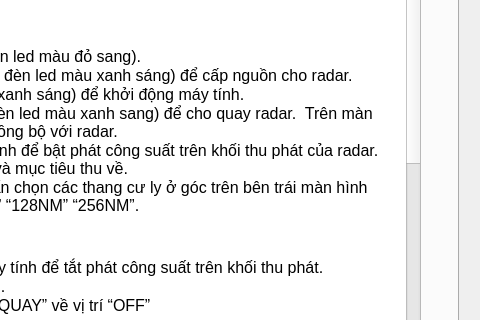
Qt form QT_Peter/dialogdocumentation.ui (kimphg/LT_peter) before a commit; both pictures show x 352 to 832 and y 117 to 437 of the 832 by 642 pixel window.
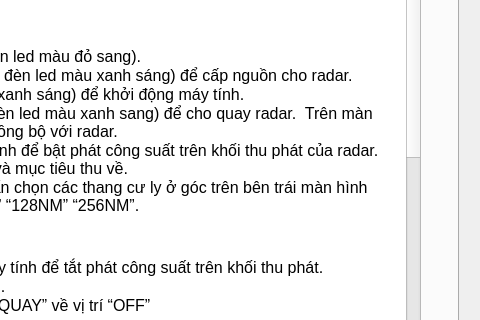
The same form after that commit.

```diff
--- a/QT_Peter/dialogdocumentation.ui
+++ b/QT_Peter/dialogdocumentation.ui
@@ -86,6 +86,7 @@
 &lt;ul style=&quot;margin-top: 0px; margin-bottom: 0px; margin-left: 0px; margin-right: 0px; -qt-list-indent: 1;&quot;&gt;&lt;li style=&quot; font-size:12pt;&quot; style=&quot; margin-top:0px; margin-bottom:0px; margin-left:0px; margin-right:0px; -qt-block-indent:0; text-indent:0px;&quot;&gt;Vào mục &lt;span style=&quot; font-weight:600;&quot;&gt;“Hiển thị” &lt;/span&gt;của menu phía trên bên phải màn hình để thay đổi các chế độ hiển thị. Các chức năng chính của mục hiển thị được điều chỉnh bằng các nút sau: &lt;/li&gt;
 &lt;li style=&quot; font-size:12pt;&quot; style=&quot; margin-top:0px; margin-bottom:0px; margin-left:0px; margin-right:0px; -qt-block-indent:0; text-indent:0px;&quot;&gt;Nút &lt;span style=&quot; font-weight:600;&quot;&gt;“Lọc tạp”&lt;/span&gt; để bật/tắt chế độ hiển thị cả nền tạp tín hiệu. &lt;/li&gt;
 &lt;li style=&quot; font-size:12pt;&quot; style=&quot; margin-top:0px; margin-bottom:0px; margin-left:0px; margin-right:0px; -qt-block-indent:0; text-indent:0px;&quot;&gt;Nút &lt;span style=&quot; font-weight:600;&quot;&gt;“Hiện vết”&lt;/span&gt; để bật tắt vết chuyển động. &lt;/li&gt;
+&lt;li style=&quot; font-size:12pt;&quot; style=&quot; margin-top:0px; margin-bottom:0px; margin-left:0px; margin-right:0px; -qt-block-indent:0; text-indent:0px;&quot;&gt;&lt;span style=&quot; font-weight:600;&quot;&gt;Phóng to (Zoom):&lt;/span&gt; trỏ chuột vào vị trí cần phóng to, nhấn nút &lt;span style=&quot; font-weight:600;&quot;&gt;&amp;quot;Space&amp;quot; &lt;/span&gt;đặt cửa sổ phóng to vào vị trí đã chọn&lt;/li&gt;
 &lt;li style=&quot; font-size:12pt;&quot; style=&quot; margin-top:0px; margin-bottom:0px; margin-left:0px; margin-right:0px; -qt-block-indent:0; text-indent:0px;&quot;&gt;Nút &lt;span style=&quot; font-weight:600;&quot;&gt;“Xóa vết&lt;/span&gt;” để xóa các vết cũ của mục tiêu và thiết lập lưu vết lại từ đầu. &lt;/li&gt;
 &lt;li style=&quot; font-size:12pt;&quot; style=&quot; margin-top:0px; margin-bottom:0px; margin-left:0px; margin-right:0px; -qt-block-indent:0; text-indent:0px;&quot;&gt;Mục bản đồ số để thay đổi cài đặt nền bản đồ. &lt;/li&gt;
 &lt;li style=&quot; font-size:12pt;&quot; style=&quot; margin-top:0px; margin-bottom:12px; margin-left:0px; margin-right:0px; -qt-block-indent:0; text-indent:0px;&quot;&gt;Mục thang màu để chọn màu hiện sóng, có 3 chế độ hiện sóng: (1) thang biên độ để hiện màu sắc theo biên độ tín hiệu, màu sắc từ xanh lá đến đỏ theo thứ tự yếu đến mạnh; (2) thang đơn sắc hiển thị tín hiệu theo đơn màu vàng; (3) thang dopler thể hiện tín hiệu theo vận tốc dopler vàng - xanh lá - xanh lam tương ứng vận tốc từ thấp đến cao.   &lt;/li&gt;&lt;/ul&gt;&lt;/body&gt;&lt;/html&gt;</string>
```
